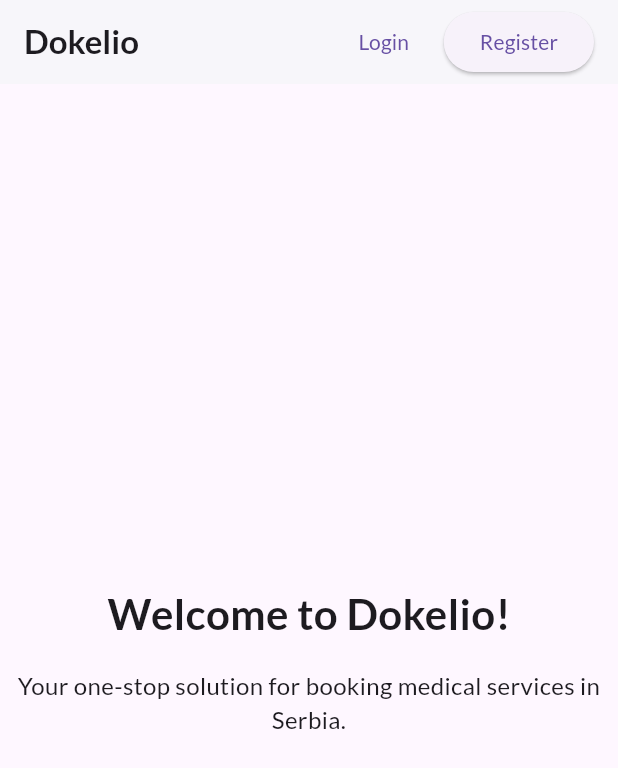
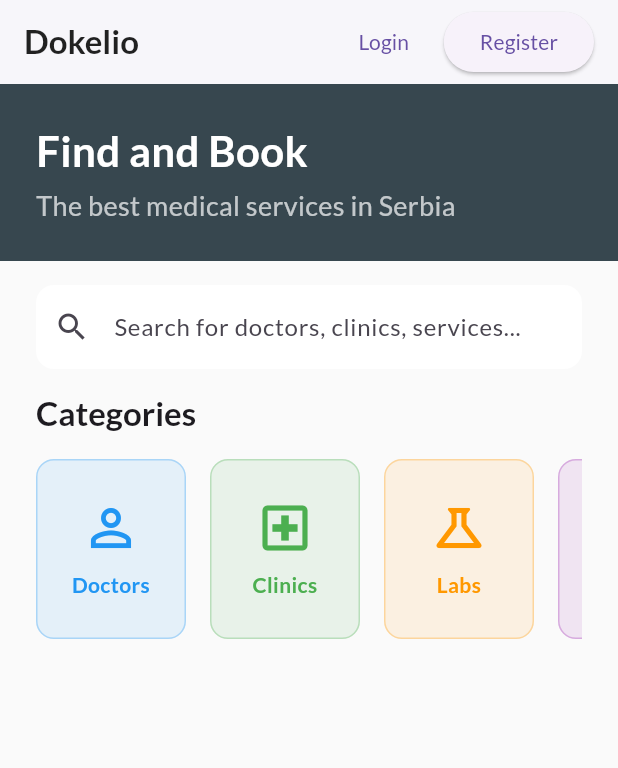
Before and after one commit to could-ai/019a1378-9d76-7c93-afd5-24cf9d0c3f06, a Flutter app: the screen it shows after launch, on a phone screen of 412 x 824 dp. Shown: the top 768 px of the screen. Run offline on Flutter 3.47's test engine with Material 3 defaults, Android fonts, the phone set to English and light mode, and no system bars; our stand-ins replace google_fonts.

Commit message:
Refactored the application's entry point to improve structure and theme. The `HomePage` widget has been moved to its own file at `lib/screens/home_page.dart` to promote better code organization and scalability. The `MaterialApp` theme was also updated with a `scaffoldBackgroundColor` of `Colors.grey[50]` to provide a modern, light background for the app's screens, aligning with the clean and professional design requirement.; Created the new home page for the Dokelio platform, establishing a user-friendly and professional landing screen. This new page introduces a structured layout with a dark header for key messaging, a prominent search bar for finding medical services, and a horizontally scrolling list of service categories (Doctors, Clinics, Labs, Dentists). The UI is built to be responsive and scrollable using `SingleChildScrollView`. A private `_CategoryCard` widget was created within the file to display tappable category options with unique icons and colors, guiding users to the main sections of the application. This sets the foundation for the core search and navigation functionality.

```diff
--- a/usr/lib/main.dart
+++ b/usr/lib/main.dart
@@ -1,3 +1,4 @@
+import 'package:dokelio/screens/home_page.dart';
 import 'package:flutter/material.dart';
 import 'package:google_fonts/google_fonts.dart';
 
@@ -15,6 +16,7 @@ class MyApp extends StatelessWidget {
       debugShowCheckedModeBanner: false,
       theme: ThemeData(
         primarySwatch: Colors.blueGrey,
+        scaffoldBackgroundColor: Colors.grey[50],
         visualDensity: VisualDensity.adaptivePlatformDensity,
         textTheme: GoogleFonts.latoTextTheme(
           Theme.of(context).textTheme,
@@ -24,61 +26,3 @@ class MyApp extends StatelessWidget {
     );
   }
 }
-
-class HomePage extends StatelessWidget {
-  const HomePage({super.key});
-
-  @override
-  Widget build(BuildContext context) {
-    return Scaffold(
-      appBar: AppBar(
-        title: Text(
-          'Dokelio',
-          style: GoogleFonts.lato(
-            fontWeight: FontWeight.bold,
-          ),
-        ),
-        backgroundColor: Colors.white,
-        elevation: 1,
-        actions: [
-          TextButton(
-            onPressed: () {
-              // TODO: Implement login functionality
-            },
-            child: const Text('Login'),
-          ),
-          const SizedBox(width: 8),
-          ElevatedButton(
-            onPressed: () {
-              // TODO: Implement registration functionality
-            },
-            child: const Text('Register'),
-          ),
-          const SizedBox(width: 16),
-        ],
-      ),
-      body: Center(
-        child: Column(
-          mainAxisAlignment: MainAxisAlignment.center,
-          children: <Widget>[
-            Text(
-              'Welcome to Dokelio!',
-              style: GoogleFonts.lato(
-                fontSize: 28,
-                fontWeight: FontWeight.bold,
-              ),
-            ),
-            const SizedBox(height: 16),
-            Text(
-              'Your one-stop solution for booking medical services in Serbia.',
-              textAlign: TextAlign.center,
-              style: GoogleFonts.lato(
-                fontSize: 16,
-              ),
-            ),
-          ],
-        ),
-      ),
-    );
-  }
-}
--- /dev/null
+++ b/usr/lib/screens/home_page.dart
@@ -0,0 +1,192 @@
+import 'package:flutter/material.dart';
+import 'package:google_fonts/google_fonts.dart';
+
+class HomePage extends StatelessWidget {
+  const HomePage({super.key});
+
+  @override
+  Widget build(BuildContext context) {
+    return Scaffold(
+      appBar: AppBar(
+        title: Text(
+          'Dokelio',
+          style: GoogleFonts.lato(
+            fontWeight: FontWeight.bold,
+            color: Colors.black87,
+          ),
+        ),
+        backgroundColor: Colors.white,
+        elevation: 1,
+        actions: [
+          TextButton(
+            onPressed: () {
+              // TODO: Implement login functionality
+            },
+            child: const Text('Login'),
+          ),
+          const SizedBox(width: 8),
+          ElevatedButton(
+            onPressed: () {
+              // TODO: Implement registration functionality
+            },
+            child: const Text('Register'),
+          ),
+          const SizedBox(width: 16),
+        ],
+      ),
+      body: SingleChildScrollView(
+        child: Column(
+          crossAxisAlignment: CrossAxisAlignment.start,
+          children: [
+            _buildHeader(),
+            _buildSearchBar(),
+            _buildCategories(context),
+          ],
+        ),
+      ),
+    );
+  }
+
+  Widget _buildHeader() {
+    return Container(
+      padding: const EdgeInsets.all(24.0),
+      width: double.infinity,
+      decoration: BoxDecoration(
+        color: Colors.blueGrey[800],
+      ),
+      child: Column(
+        crossAxisAlignment: CrossAxisAlignment.start,
+        children: [
+          Text(
+            'Find and Book',
+            style: GoogleFonts.lato(
+              fontSize: 28,
+              fontWeight: FontWeight.bold,
+              color: Colors.white,
+            ),
+          ),
+          const SizedBox(height: 4),
+          Text(
+            'The best medical services in Serbia',
+            style: GoogleFonts.lato(
+              fontSize: 18,
+              color: Colors.white70,
+            ),
+          ),
+        ],
+      ),
+    );
+  }
+
+  Widget _buildSearchBar() {
+    return Padding(
+      padding: const EdgeInsets.symmetric(horizontal: 24.0, vertical: 16.0),
+      child: TextField(
+        decoration: InputDecoration(
+          hintText: 'Search for doctors, clinics, services...',
+          prefixIcon: const Icon(Icons.search),
+          border: OutlineInputBorder(
+            borderRadius: BorderRadius.circular(12.0),
+            borderSide: BorderSide.none,
+          ),
+          filled: true,
+          fillColor: Colors.white,
+          contentPadding: const EdgeInsets.symmetric(vertical: 16.0),
+        ),
+      ),
+    );
+  }
+
+  Widget _buildCategories(BuildContext context) {
+    return Padding(
+      padding: const EdgeInsets.symmetric(horizontal: 24.0),
+      child: Column(
+        crossAxisAlignment: CrossAxisAlignment.start,
+        children: [
+          Text(
+            'Categories',
+            style: Theme.of(context).textTheme.titleLarge?.copyWith(fontWeight: FontWeight.bold),
+          ),
+          const SizedBox(height: 16),
+          SizedBox(
+            height: 120,
+            child: ListView(
+              scrollDirection: Axis.horizontal,
+              children: const [
+                _CategoryCard(
+                  title: 'Doctors',
+                  icon: Icons.person_outline,
+                  color: Colors.blue,
+                ),
+                SizedBox(width: 16),
+                _CategoryCard(
+                  title: 'Clinics',
+                  icon: Icons.local_hospital_outlined,
+                  color: Colors.green,
+                ),
+                SizedBox(width: 16),
+                _CategoryCard(
+                  title: 'Labs',
+                  icon: Icons.science_outlined,
+                  color: Colors.orange,
+                ),
+                SizedBox(width: 16),
+                _CategoryCard(
+                  title: 'Dentists',
+                  icon: Icons.health_and_safety_outlined,
+                  color: Colors.purple,
+                ),
+              ],
+            ),
+          ),
+        ],
+      ),
+    );
+  }
+}
+
+class _CategoryCard extends StatelessWidget {
+  final String title;
+  final IconData icon;
+  final Color color;
+
+  const _CategoryCard({
+    required this.title,
+    required this.icon,
+    required this.color,
+  });
+
+  @override
+  Widget build(BuildContext context) {
+    return InkWell(
+      onTap: () {
+        // TODO: Implement category navigation
+      },
+      borderRadius: BorderRadius.circular(12.0),
+      child: Container(
+        width: 100,
+        padding: const EdgeInsets.all(12.0),
+        decoration: BoxDecoration(
+          color: color.withOpacity(0.1),
+          borderRadius: BorderRadius.circular(12.0),
+          border: Border.all(color: color.withOpacity(0.3)),
+        ),
+        child: Column(
+          mainAxisAlignment: MainAxisAlignment.center,
+          children: [
+            Icon(icon, size: 40, color: color),
+            const SizedBox(height: 8),
+            Text(
+              title,
+              textAlign: TextAlign.center,
+              style: TextStyle(
+                fontWeight: FontWeight.w600,
+                color: color,
+              ),
+            ),
+          ],
+        ),
+      ),
+    );
+  }
+}
```
